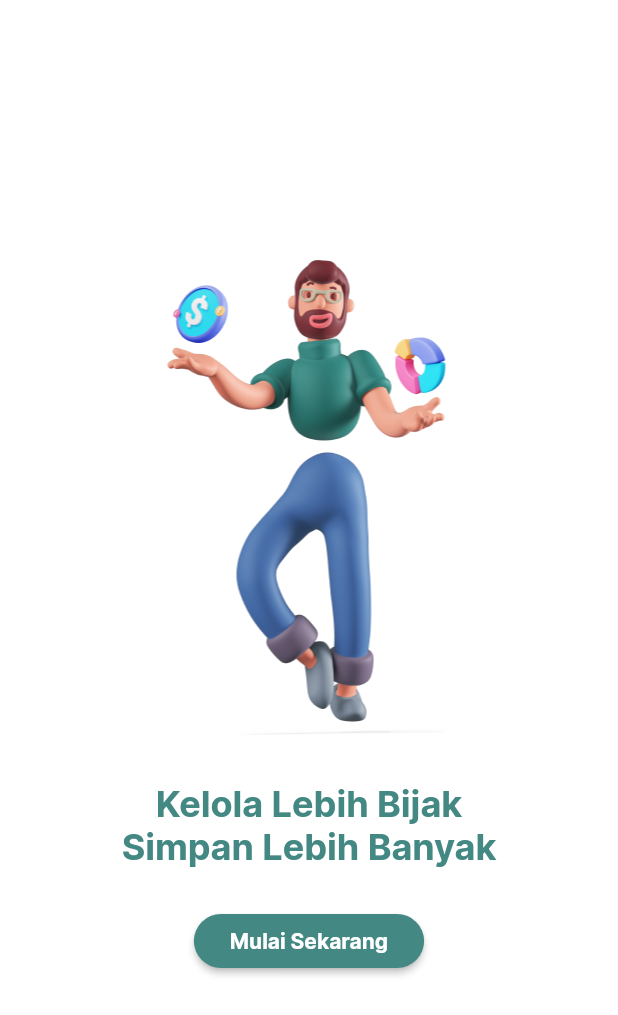
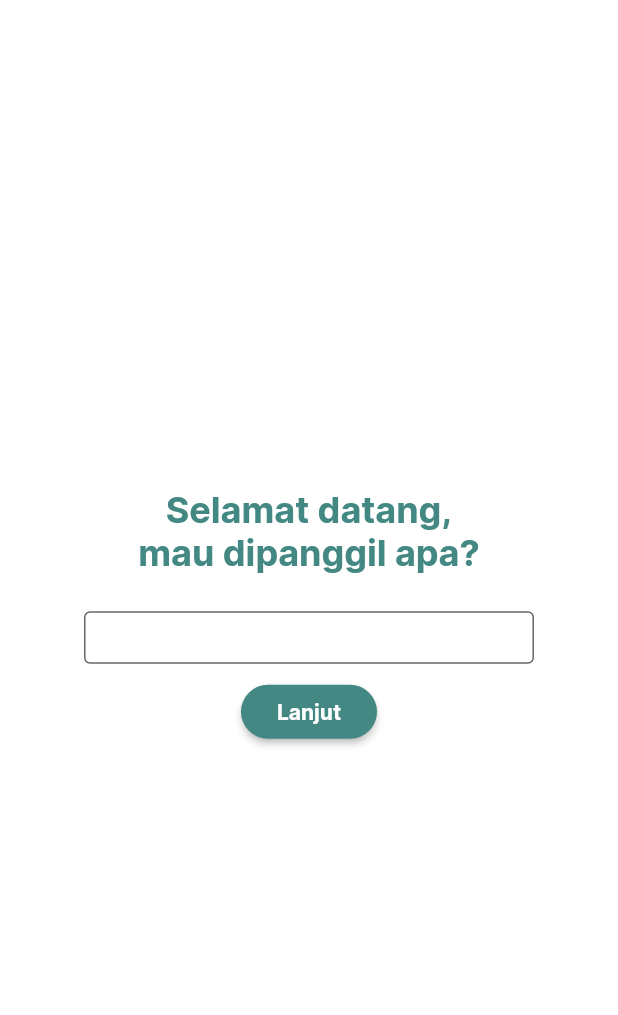
Before and after one commit to bimantaratirta/mono, a Flutter app: the screen it shows after launch, after a tap on "Mulai Sekarang", on a phone screen of 412 x 824 dp. Shown: the top 1015 px of the screen. Run offline on Flutter 3.47's test engine with Material 2 defaults, Android fonts, the phone set to English and light mode, and no system bars; our stand-ins replace get.

Commit message:
Initialize registration page.

```diff
--- /dev/null
+++ b/lib/constants/button_style.dart
@@ -0,0 +1,13 @@
+import 'package:flutter/material.dart';
+
+import 'sizes.dart';
+
+abstract class CButtonStyle {
+  static ButtonStyle rounded = ElevatedButton.styleFrom(
+    padding: const EdgeInsets.symmetric(
+      horizontal: CSize.medium,
+      vertical: CSize.small,
+    ),
+    shape: const StadiumBorder(),
+  );
+}
--- a/lib/main.dart
+++ b/lib/main.dart
@@ -1,8 +1,10 @@
 import 'package:flutter/material.dart';
 import 'package:get/get.dart';
+import 'package:mono/pages/onboarding/onboarding.dart';
 
 import 'constants/colors.dart';
-import 'pages/launcher.dart';
+import 'pages/launcher/launcher.dart';
+import 'pages/regist/regist.dart';
 
 void main() {
   runApp(const MyApp());
@@ -21,7 +23,12 @@ class MyApp extends StatelessWidget {
         primaryColor: CColor.green,
         fontFamily: 'Inter',
       ),
-      home: const LauncherPage(),
+      initialRoute: LauncherPage.routeName,
+      routes: {
+        LauncherPage.routeName: (_) => const LauncherPage(),
+        OnboardingPage.routeName: (_) => const OnboardingPage(),
+        RegistPage.routeName: (_) => RegistPage(),
+      },
     );
   }
 }
--- a/lib/pages/launcher.dart
+++ b/lib/pages/launcher/launcher.dart
@@ -1,11 +1,12 @@
 import 'package:flutter/material.dart';
 import 'package:get/get.dart';
 
-import '../constants/colors.dart';
-import 'onboarding.dart';
+import '../../constants/colors.dart';
+import '../onboarding/onboarding.dart';
 
 class LauncherPage extends StatefulWidget {
   const LauncherPage({super.key});
+  static const String routeName = "/launcher";
 
   @override
   State<LauncherPage> createState() => _LauncherPageState();
@@ -15,7 +16,7 @@ class _LauncherPageState extends State<LauncherPage> {
   @override
   void initState() {
     Future.delayed(const Duration(seconds: 3), () {
-      Get.to(
+      Get.off(
         () => const OnboardingPage(),
         transition: Transition.downToUp,
       );
--- a/lib/pages/onboarding.dart
+++ b/lib/pages/onboarding/onboarding.dart
@@ -1,11 +1,15 @@
 import 'package:flutter/material.dart';
+import 'package:get/get.dart';
 import 'package:mono/constants/colors.dart';
 import 'package:mono/constants/sizes.dart';
+import 'package:mono/pages/regist/regist.dart';
 
-import '../constants/gaps.dart';
+import '../../constants/button_style.dart';
+import '../../constants/gaps.dart';
 
 class OnboardingPage extends StatefulWidget {
   const OnboardingPage({super.key});
+  static const String routeName = "/onboarding";
 
   @override
   State<OnboardingPage> createState() => _OnboardingPageState();
@@ -36,14 +40,13 @@ class _OnboardingPageState extends State<OnboardingPage> {
             ),
             VerticalGap.medium,
             ElevatedButton(
-              onPressed: () {},
-              style: ElevatedButton.styleFrom(
-                padding: const EdgeInsets.symmetric(
-                  horizontal: CSize.medium,
-                  vertical: CSize.small,
-                ),
-                shape: const StadiumBorder(),
-              ),
+              onPressed: () {
+                Get.off(
+                  () => RegistPage(),
+                  transition: Transition.rightToLeft,
+                );
+              },
+              style: CButtonStyle.rounded,
               child: const Text(
                 "Mulai Sekarang",
                 style: TextStyle(fontWeight: FontWeight.bold),
--- /dev/null
+++ b/lib/pages/regist/regist.dart
@@ -0,0 +1,90 @@
+import 'package:flutter/material.dart';
+
+import '../../constants/button_style.dart';
+import '../../constants/colors.dart';
+import '../../constants/gaps.dart';
+import '../../constants/sizes.dart';
+
+class RegistPage extends StatelessWidget {
+  RegistPage({super.key});
+  static const String routeName = "/regist";
+
+  final TextEditingController _controller = TextEditingController();
+  final FocusNode _focusNode = FocusNode();
+
+  @override
+  Widget build(BuildContext context) {
+    return Scaffold(
+      body: Center(
+        child: Padding(
+          padding: const EdgeInsets.all(CSize.medium),
+          child: Column(
+            crossAxisAlignment: CrossAxisAlignment.center,
+            mainAxisAlignment: MainAxisAlignment.center,
+            children: [
+              Text(
+                "Selamat datang,\nmau dipanggil apa?",
+                style: Theme.of(context).textTheme.headlineSmall?.copyWith(
+                    color: CColor.green, fontWeight: FontWeight.bold),
+                textAlign: TextAlign.center,
+              ),
+              VerticalGap.medium,
+              SizedBox(
+                width: 300,
+                child: TextField(
+                  controller: _controller,
+                  focusNode: _focusNode,
+                  onTapOutside: (_) {
+                    _focusNode.unfocus();
+                  },
+                  cursorWidth: 1,
+                  decoration: const InputDecoration(
+                    contentPadding: EdgeInsets.symmetric(
+                      horizontal: 12,
+                      vertical: CSize.small,
+                    ),
+                    isDense: true,
+                    isCollapsed: true,
+                    border: OutlineInputBorder(
+                      borderSide: BorderSide(
+                        color: CColor.grey,
+                      ),
+                      borderRadius: BorderRadius.all(
+                        Radius.circular(CSize.xtraSmall),
+                      ),
+                    ),
+                    enabledBorder: OutlineInputBorder(
+                      borderSide: BorderSide(
+                        color: CColor.grey,
+                      ),
+                      borderRadius: BorderRadius.all(
+                        Radius.circular(CSize.xtraSmall),
+                      ),
+                    ),
+                    focusedBorder: OutlineInputBorder(
+                      borderSide: BorderSide(
+                        color: CColor.green,
+                      ),
+                      borderRadius: BorderRadius.all(
+                        Radius.circular(CSize.xtraSmall),
+                      ),
+                    ),
+                  ),
+                ),
+              ),
+              VerticalGap.small,
+              ElevatedButton(
+                onPressed: () {},
+                style: CButtonStyle.rounded,
+                child: const Text(
+                  "Lanjut",
+                  style: TextStyle(fontWeight: FontWeight.bold),
+                ),
+              ),
+            ],
+          ),
+        ),
+      ),
+    );
+  }
+}
```
